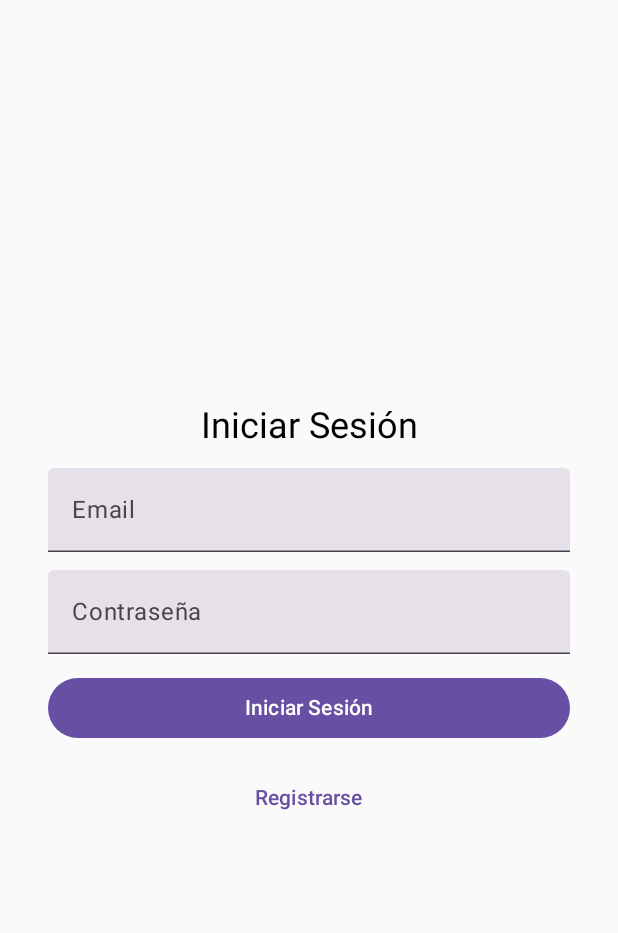
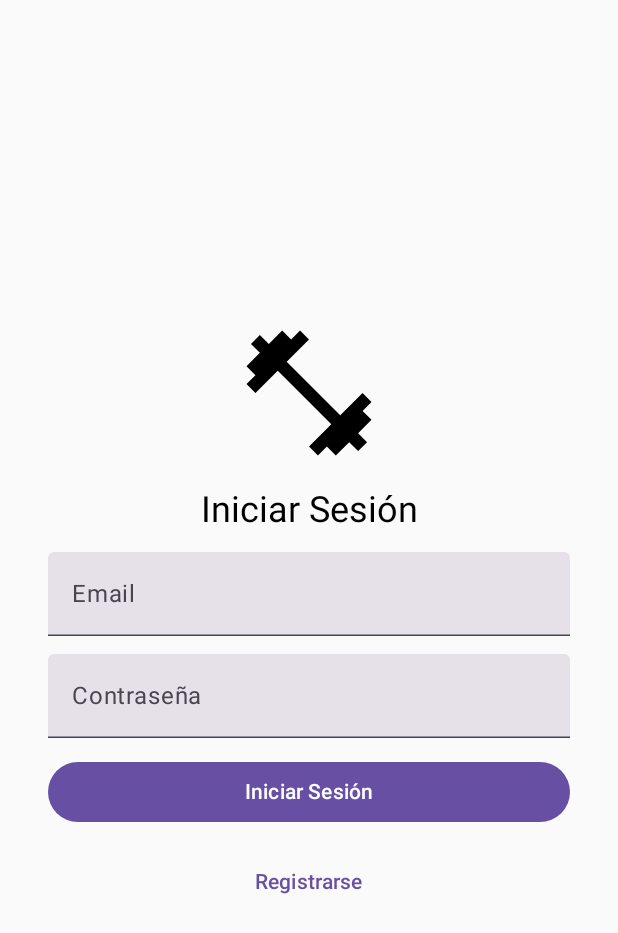
Before and after one commit to Nosst-bot/gymtok, an Android app built with Jetpack Compose: the screen it shows after launch (MainActivity), on a phone screen of 412 x 824 dp. Shown: the top 933 px of the screen. Run offline under Robolectric (Android 15) with nearby library versions, the phone set to English and light mode, and no system bars; our stand-ins replace Room's generated code.

Commit message:
added logo

```diff
--- a/app/src/main/java/com/example/gym_tok/view/PantallaLogin.kt
+++ b/app/src/main/java/com/example/gym_tok/view/PantallaLogin.kt
@@ -7,9 +7,15 @@ import androidx.compose.foundation.layout.fillMaxSize
 import androidx.compose.foundation.layout.fillMaxWidth
 import androidx.compose.foundation.layout.imePadding
 import androidx.compose.foundation.layout.padding
+import androidx.compose.foundation.layout.size
 import androidx.compose.foundation.rememberScrollState
 import androidx.compose.foundation.verticalScroll
+import androidx.compose.material.icons.Icons
+import androidx.compose.material.icons.filled.AccountCircle
+import androidx.compose.material.icons.filled.FitnessCenter
+import androidx.compose.material.icons.filled.SportsGymnastics
 import androidx.compose.material3.Button
+import androidx.compose.material3.Icon
 import androidx.compose.material3.MaterialTheme
 import androidx.compose.material3.Text
 import androidx.compose.material3.TextButton
@@ -62,6 +68,11 @@ fun PantallaLogin(navController: NavController, viewModel: LoginViewModel = view
             verticalArrangement = Arrangement.spacedBy(12.dp)
 
         ) {//Titulo de la pantalla
+            Icon(
+                imageVector = Icons.Default.FitnessCenter,
+                contentDescription = "Logo",
+                modifier = Modifier.size(100.dp)
+            )
             Text(
                 text = "Iniciar Sesión",
                 style = MaterialTheme.typography.headlineSmall
```
